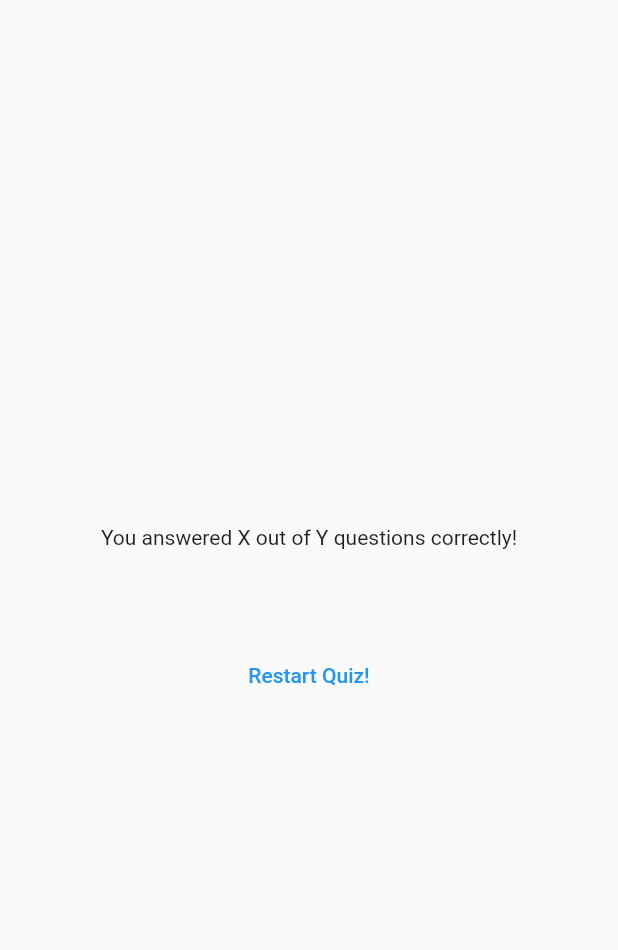
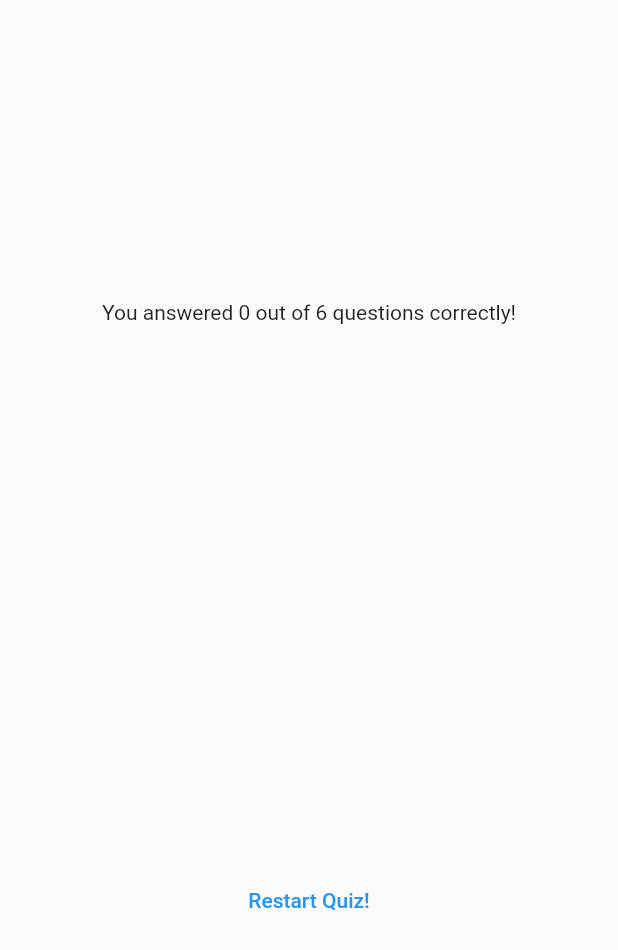
Before and after one commit to agnieszkastanczuk/quiz, a Flutter app: the ResultsScreen widget shown alone on an empty page, opened directly with empty values, on a phone screen of 412 x 824 dp. Shown: the top 950 px of the screen. Run offline on Flutter 3.47's test engine with Material 2 defaults, Android fonts, the phone set to English and light mode, and no system bars; our stand-ins replace google_fonts.

Commit message:
refactor: update results screen

```diff
--- a/lib/questions_summary.dart
+++ b/lib/questions_summary.dart
@@ -7,13 +7,17 @@ class QuestionsSummary extends StatelessWidget {
 
   @override
   Widget build(BuildContext context) {
-    return Column(
+    return SizedBox(
+      height: 300,
+      child: SingleChildScrollView(
+        child: Column(
           children: summaryData.map(
             (data) {
               return Row(
                 children: [
                   Text(((data['question_index'] as int) + 1).toString()),
                   Expanded(
+                    child: Expanded(
                       child: Column(
                         children: [
                           Text(data['question'] as String),
@@ -25,10 +29,13 @@ class QuestionsSummary extends StatelessWidget {
                         ],
                       ),
                     ),
+                  ),
                 ],
               );
             },
           ).toList(),
+        ),
+      ),
     );
   }
 }
--- a/lib/results_screen.dart
+++ b/lib/results_screen.dart
@@ -1,3 +1,4 @@
+import 'package:flutter/foundation.dart';
 import 'package:flutter/material.dart';
 import 'package:quiz/data/questions.dart';
 import 'package:quiz/questions_summary.dart';
@@ -23,6 +24,12 @@ class ResultsScreen extends StatelessWidget {
 
   @override
   Widget build(context) {
+    final summaryData = getSummaryData();
+    final numTotalQuestions = questions.length;
+    final numCorrectQuestions = summaryData.where((data) {
+      return data['user_answer'] == data['correct_answer'];
+    }).length;
+
     return SizedBox(
       width: double.infinity,
       child: Container(
@@ -30,11 +37,12 @@ class ResultsScreen extends StatelessWidget {
         child: Column(
           mainAxisAlignment: MainAxisAlignment.center,
           children: [
-            const Text('You answered X out of Y questions correctly!'),
+            Text(
+                'You answered $numCorrectQuestions out of $numTotalQuestions questions correctly!'),
             const SizedBox(
               height: 30,
             ),
-            QuestionsSummary(getSummaryData()),
+            QuestionsSummary(summaryData),
             const SizedBox(
               height: 30,
             ),
```
Also changed, not shown: lib/quiz.dart (+4 -5 lines). Lines whose indentation alone changed are shown as unchanged.
